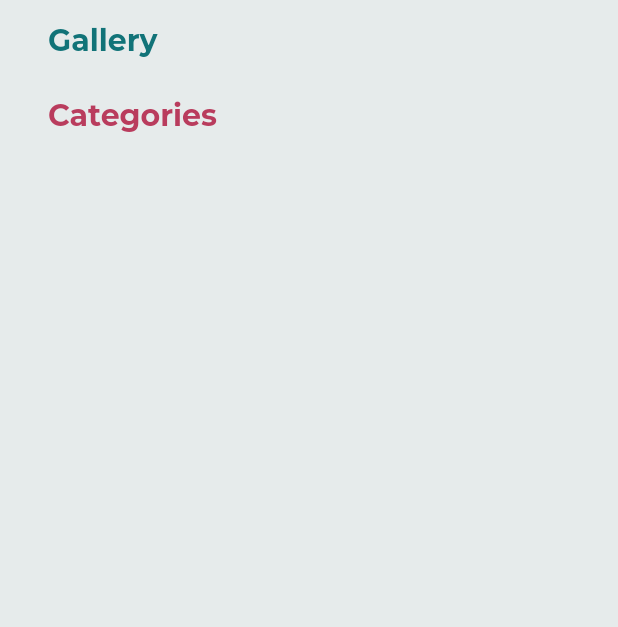
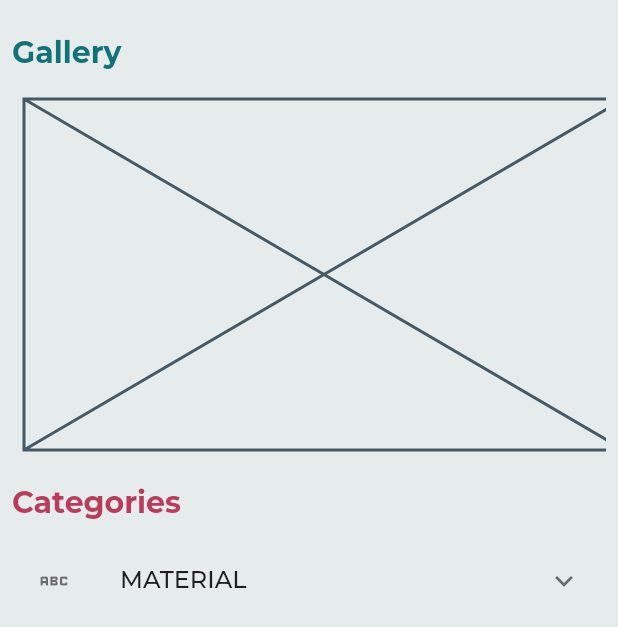
Before and after one commit to JamalAbdulrazik/Gallery_Clone, a Flutter app: the screen it shows after launch, on a phone screen of 412 x 824 dp. Shown: the top 627 px of the screen. Run offline on Flutter 3.47's test engine with Material 2 defaults, Android fonts, the phone set to English and light mode, and no system bars; our stand-ins replace google_fonts; generated files the repository leaves out were written again.

Commit message:
Finished carousel blueprint and the categories expanded list + creating a simple app bar demo file

```diff
--- a/lib/pages/home.dart
+++ b/lib/pages/home.dart
@@ -1,9 +1,6 @@
 import 'package:flutter/material.dart';
 import 'package:flutter_gen/gen_l10n/gallery_localizations.dart';
-
-
-const _horizontalPadding = 32.0;
-
+import 'demos_viewer.dart';
 
 class HomePage extends StatelessWidget {
   const HomePage({Key? key}) : super(key: key);
@@ -11,27 +8,85 @@ class HomePage extends StatelessWidget {
   @override
   Widget build(BuildContext context) {
     return Scaffold(
-      body: Stack(
+      body: ListView(
+        padding: const EdgeInsets.all(8.0),
         children: [
-          ListView(
-            key: const ValueKey('HomeListView'),
-            primary: true,
-            restorationId: 'home_list_view',
-            children: [
-              Container(
-                margin:
-                const EdgeInsets.symmetric(horizontal: _horizontalPadding),
-                child: _GalleryHeader(),
-              ),
-              Container(
-                margin:
-                const EdgeInsets.symmetric(horizontal: _horizontalPadding),
-                child: _CategoriesHeader(),
-              ),
-            ],
-          ),
+          _GalleryHeader(),
+          _Carousel(),
+          _CategoriesHeader(),
+          _MaterialCategoryItem(),
         ],
       ),
+    );
+  }
+}
+
+class MaterialItem {
+  MaterialItem(
+      {required this.title,
+        required this.subtitle,
+        required this.icon,
+        required this.widget});
+  final String title;
+  final String subtitle;
+  final IconData icon;
+  final Widget widget;
+}
+class _MaterialCategoryItem extends StatelessWidget {
+   _MaterialCategoryItem({
+    Key? key,
+  }) : super(key: key);
+  @override
+  Widget build(BuildContext context) {
+    return ExpansionTile(
+      title: Text('MATERIAL'),
+      leading: Icon(Icons.abc),
+      children: [
+        ListTile(
+          leading: const Icon(Icons.abc_outlined),
+          title: const Text('App Bar'),
+          subtitle: const Text(
+              'Displaying information and actions relating to the current screen'),
+          onTap: () {
+            Navigator.push(context,
+                MaterialPageRoute(builder: (context) => const DemosViewer()));
+          },
+        ),
+      ],
+    );
+  }
+}
+
+
+class _Carousel extends StatelessWidget {
+  const _Carousel({
+    Key? key,
+  }) : super(key: key);
+
+  @override
+  Widget build(BuildContext context) {
+    return SizedBox(
+      height: 250.0,
+      child: ListView.builder(
+          itemCount: 2,
+          scrollDirection: Axis.horizontal,
+          itemBuilder: (context, index) {
+            return const _CarouselCard();
+          }),
+    );
+  }
+}
+
+class _CarouselCard extends StatelessWidget {
+  const _CarouselCard({
+    Key? key,
+  }) : super(key: key);
+
+  @override
+  Widget build(BuildContext context) {
+    return const Padding(
+      padding: EdgeInsets.all(8.0),
+      child: SizedBox(height: 200.0, child: Placeholder()),
     );
   }
 }
@@ -57,7 +112,8 @@ class _CategoriesHeader extends StatelessWidget {
 }
 
 class Header extends StatelessWidget {
-  const Header({Key? key, required this.color, required this.text}) : super(key: key);
+  const Header({super.key, required this.color, required this.text});
+
   final Color color;
   final String text;
 
@@ -66,10 +122,16 @@ class Header extends StatelessWidget {
     return Align(
       alignment: AlignmentDirectional.centerStart,
       child: Padding(
-        padding: const EdgeInsets.only(top:15.0, bottom: 11.0),
+        padding: EdgeInsets.only(
+          top: 15,
+          bottom: 11,
+        ),
         child: SelectableText(
           text,
-          style: Theme.of(context).textTheme.headlineMedium!.apply(color: color, fontSizeDelta: 0.0),
+          style: Theme.of(context).textTheme.headlineMedium!.apply(
+                color: color,
+                fontSizeDelta: 0,
+              ),
         ),
       ),
     );
```
Also changed, not shown: lib/demos/material/app_bar_demo.dart (added, +66 -0 lines).
